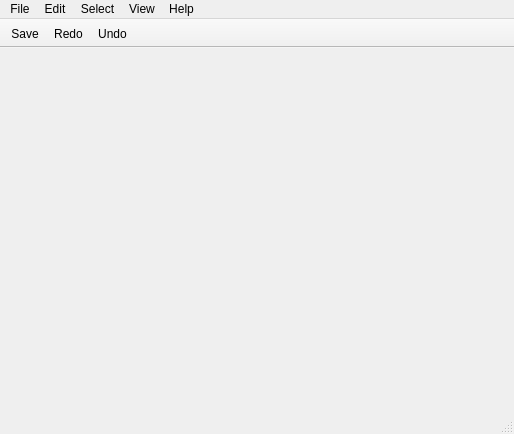
Above: src/editorinterface.ui from SkuratovichA/diagrams before the change. Below: the same form after it.
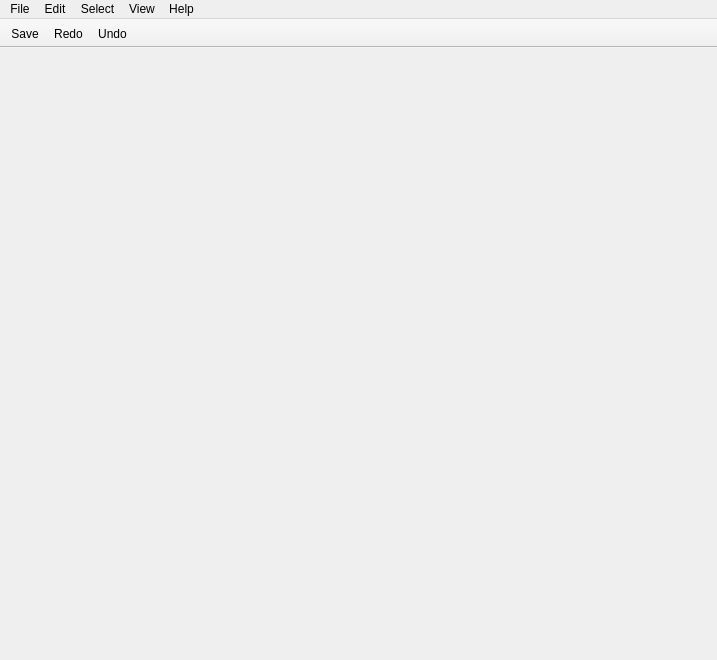
That is the form after the change.

```diff
--- a/src/editorinterface.ui
+++ b/src/editorinterface.ui
@@ -6,8 +6,8 @@
    <rect>
     <x>0</x>
     <y>0</y>
-    <width>514</width>
-    <height>434</height>
+    <width>717</width>
+    <height>660</height>
    </rect>
   </property>
   <property name="windowTitle">
@@ -21,7 +21,7 @@
     <rect>
      <x>0</x>
      <y>0</y>
-     <width>514</width>
+     <width>717</width>
      <height>24</height>
     </rect>
    </property>
@@ -76,7 +76,6 @@
    <addaction name="menuView"/>
    <addaction name="menuHelp"/>
   </widget>
-  <widget class="QStatusBar" name="statusbar"/>
   <widget class="QToolBar" name="toolBar">
    <property name="windowTitle">
     <string>toolBar</string>
```
Left out of the diff: 16 changed lines with no effect on the pictures.
